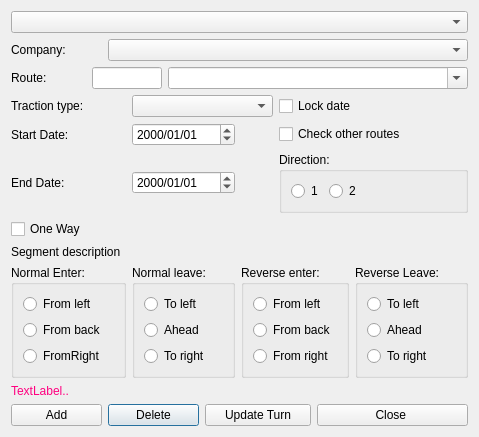
Old version of the form mapper_app/ui/routedlg.ui in the repository allenck/mapper.
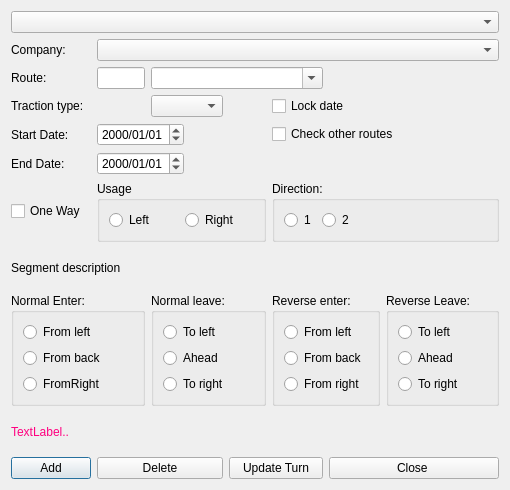
New version of the form. Custom widgets are drawn as their Qt base class.

Diff of the .ui file:
```diff
--- a/mapper_app/ui/routedlg.ui
+++ b/mapper_app/ui/routedlg.ui
@@ -6,8 +6,8 @@
    <rect>
     <x>0</x>
     <y>0</y>
-    <width>477</width>
-    <height>421</height>
+    <width>502</width>
+    <height>490</height>
    </rect>
   </property>
   <property name="font">
@@ -19,22 +19,22 @@
    <string>Dialog</string>
   </property>
   <layout class="QGridLayout" name="gridLayout">
-   <item row="4" column="3" colspan="3">
-    <widget class="QDateEdit" name="dateStart">
-     <property name="minimumDate">
-      <date>
-       <year>1752</year>
-       <month>10</month>
-       <day>16</day>
-      </date>
+   <item row="7" column="0">
+    <widget class="QCheckBox" name="cbOneWay">
+     <property name="text">
+      <string>One Way</string>
      </property>
-     <property name="displayFormat">
-      <string>yyyy/MM/dd</string>
+    </widget>
+   </item>
+   <item row="2" column="0">
+    <widget class="QLabel" name="label">
+     <property name="text">
+      <string>Route:</string>
      </property>
     </widget>
    </item>
-   <item row="5" column="7" colspan="3">
-    <widget class="QGroupBox" name="groupBox1">
+   <item row="7" column="5" colspan="3">
+    <widget class="QGroupBox" name="gbDirection">
      <property name="font">
       <font>
        <pointsize>9</pointsize>
@@ -61,88 +61,155 @@
      </layout>
     </widget>
    </item>
-   <item row="2" column="0">
-    <widget class="QLabel" name="label">
-     <property name="text">
-      <string>Route:</string>
+   <item row="1" column="1" colspan="7">
+    <widget class="QComboBox" name="cbCompany">
+     <property name="editable">
+      <bool>false</bool>
      </property>
     </widget>
    </item>
-   <item row="5" column="3" colspan="3">
-    <widget class="QDateEdit" name="dateEnd">
-     <property name="displayFormat">
-      <string>yyyy/MM/dd</string>
-     </property>
-    </widget>
+   <item row="3" column="2" colspan="2">
+    <widget class="QComboBox" name="cbTractionType"/>
    </item>
-   <item row="7" column="0" colspan="10">
-    <widget class="QLabel" name="lblSegmentText">
+   <item row="12" column="0">
+    <widget class="QPushButton" name="btnAdd">
+     <property name="toolTip">
+      <string>Add or update segment to route</string>
+     </property>
      <property name="text">
-      <string>Segment description</string>
+      <string>Add</string>
      </property>
     </widget>
    </item>
-   <item row="0" column="0" colspan="10">
+   <item row="0" column="0" colspan="8">
     <widget class="QComboBox" name="cbSegments">
      <property name="toolTip">
       <string>Select an existing route segment to update</string>
      </property>
     </widget>
    </item>
-   <item row="8" column="0" colspan="3">
-    <widget class="QGroupBox" name="groupBox2">
-     <property name="font">
-      <font>
-       <pointsize>9</pointsize>
-      </font>
-     </property>
-     <property name="toolTip">
-      <string>Select how segment is entered</string>
-     </property>
-     <property name="title">
-      <string>Normal Enter:</string>
-     </property>
-     <layout class="QVBoxLayout" name="verticalLayout">
-      <item>
-       <widget class="QRadioButton" name="rbNFromLeft">
-        <property name="text">
-         <string>From left</string>
-        </property>
-       </widget>
-      </item>
-      <item>
-       <widget class="QRadioButton" name="rbNFromBack">
-        <property name="text">
-         <string>From back</string>
-        </property>
-       </widget>
-      </item>
-      <item>
-       <widget class="QRadioButton" name="rbNFromRight">
-        <property name="text">
-         <string>FromRight</string>
-        </property>
-       </widget>
-      </item>
-     </layout>
-    </widget>
-   </item>
-   <item row="4" column="7" colspan="3">
-    <widget class="QCheckBox" name="chkOtherRoutes">
-     <property name="text">
-      <string>Check other routes</string>
-     </property>
-    </widget>
-   </item>
-   <item row="10" column="2" colspan="3">
+   <item row="12" column="1" colspan="3">
     <widget class="QPushButton" name="btnDelete">
      <property name="text">
       <string>Delete</string>
      </property>
     </widget>
    </item>
-   <item row="8" column="9">
-    <widget class="QGroupBox" name="groupBox5">
+   <item row="11" column="0">
+    <widget class="QLabel" name="lblHelpText">
+     <property name="palette">
+      <palette>
+       <active>
+        <colorrole role="WindowText">
+         <brush brushstyle="SolidPattern">
+          <color alpha="255">
+           <red>255</red>
+           <green>0</green>
+           <blue>127</blue>
+          </color>
+         </brush>
+        </colorrole>
+       </active>
+       <inactive>
+        <colorrole role="WindowText">
+         <brush brushstyle="SolidPattern">
+          <color alpha="255">
+           <red>255</red>
+           <green>0</green>
+           <blue>127</blue>
+          </color>
+         </brush>
+        </colorrole>
+       </inactive>
+       <disabled>
+        <colorrole role="WindowText">
+         <brush brushstyle="SolidPattern">
+          <color alpha="255">
+           <red>159</red>
+           <green>158</green>
+           <blue>158</blue>
+          </color>
+         </brush>
+        </colorrole>
+       </disabled>
+      </palette>
+     </property>
+     <property name="text">
+      <string>TextLabel..</string>
+     </property>
+    </widget>
+   </item>
+   <item row="4" column="0">
+    <widget class="QLabel" name="label_4">
+     <property name="text">
+      <string>Start Date:</string>
+     </property>
+    </widget>
+   </item>
+   <item row="12" column="4" colspan="2">
+    <widget class="QPushButton" name="btnUpdateTurn">
+     <property name="toolTip">
+      <string>Add or update with suggested turn info</string>
+     </property>
+     <property name="text">
+      <string>Update Turn</string>
+     </property>
+    </widget>
+   </item>
+   <item row="3" column="5" colspan="3">
+    <widget class="QCheckBox" name="chkLockDate">
+     <property name="text">
+      <string>Lock date</string>
+     </property>
+    </widget>
+   </item>
+   <item row="6" column="0">
+    <widget class="QLabel" name="label_5">
+     <property name="text">
+      <string>End Date:</string>
+     </property>
+    </widget>
+   </item>
+   <item row="10" column="2" colspan="3">
+    <widget class="QGroupBox" name="gbNormalLeave">
+     <property name="font">
+      <font>
+       <pointsize>9</pointsize>
+      </font>
+     </property>
+     <property name="toolTip">
+      <string>Select how to leave the segment</string>
+     </property>
+     <property name="title">
+      <string>Normal leave:</string>
+     </property>
+     <layout class="QVBoxLayout" name="verticalLayout_2">
+      <item>
+       <widget class="QRadioButton" name="rbNToLeft">
+        <property name="text">
+         <string>To left</string>
+        </property>
+       </widget>
+      </item>
+      <item>
+       <widget class="QRadioButton" name="rbNAhead">
+        <property name="text">
+         <string>Ahead</string>
+        </property>
+       </widget>
+      </item>
+      <item>
+       <widget class="QRadioButton" name="rbNToRight">
+        <property name="text">
+         <string>To right</string>
+        </property>
+       </widget>
+      </item>
+     </layout>
+    </widget>
+   </item>
+   <item row="10" column="7">
+    <widget class="QGroupBox" name="gbReverseLeave">
      <property name="font">
       <font>
        <pointsize>9</pointsize>
@@ -179,80 +246,15 @@
      </layout>
     </widget>
    </item>
-   <item row="3" column="3" colspan="4">
-    <widget class="QComboBox" name="cbTractionType"/>
-   </item>
-   <item row="10" column="8" colspan="2">
+   <item row="12" column="6" colspan="2">
     <widget class="QPushButton" name="btnOK">
      <property name="text">
       <string>Close </string>
      </property>
     </widget>
    </item>
-   <item row="8" column="3" colspan="3">
-    <widget class="QGroupBox" name="groupBox3">
-     <property name="font">
-      <font>
-       <pointsize>9</pointsize>
-      </font>
-     </property>
-     <property name="toolTip">
-      <string>Select how to leave the segment</string>
-     </property>
-     <property name="title">
-      <string>Normal leave:</string>
-     </property>
-     <layout class="QVBoxLayout" name="verticalLayout_2">
-      <item>
-       <widget class="QRadioButton" name="rbNToLeft">
-        <property name="text">
-         <string>To left</string>
-        </property>
-       </widget>
-      </item>
-      <item>
-       <widget class="QRadioButton" name="rbNAhead">
-        <property name="text">
-         <string>Ahead</string>
-        </property>
-       </widget>
-      </item>
-      <item>
-       <widget class="QRadioButton" name="rbNToRight">
-        <property name="text">
-         <string>To right</string>
-        </property>
-       </widget>
-      </item>
-     </layout>
-    </widget>
-   </item>
-   <item row="4" column="0" colspan="2">
-    <widget class="QLabel" name="label_4">
-     <property name="text">
-      <string>Start Date:</string>
-     </property>
-    </widget>
-   </item>
-   <item row="10" column="0" colspan="2">
-    <widget class="QPushButton" name="btnAdd">
-     <property name="toolTip">
-      <string>Add or update segment to route</string>
-     </property>
-     <property name="text">
-      <string>Add</string>
-     </property>
-    </widget>
-   </item>
-   <item row="1" column="2" colspan="8">
-    <widget class="QComboBox" name="cbCompany">
-     <property name="editable">
-      <bool>false</bool>
-     </property>
-    </widget>
-   </item>
-   <item row="8" column="6" colspan="3">
-    <widget class="QGroupBox" name="groupBox4">
+   <item row="10" column="5" colspan="2">
+    <widget class="QGroupBox" name="gbReverseEnter">
      <property name="font">
       <font>
        <pointsize>9</pointsize>
@@ -289,109 +291,130 @@
      </layout>
     </widget>
    </item>
-   <item row="1" column="0" colspan="2">
+   <item row="8" column="0" colspan="2">
+    <widget class="QLabel" name="lblSegmentText">
+     <property name="text">
+      <string>Segment description</string>
+     </property>
+    </widget>
+   </item>
+   <item row="3" column="0">
+    <widget class="QLabel" name="label_3">
+     <property name="text">
+      <string>Traction type:</string>
+     </property>
+    </widget>
+   </item>
+   <item row="1" column="0">
     <widget class="QLabel" name="label_2">
      <property name="text">
       <string>Company:</string>
      </property>
     </widget>
    </item>
-   <item row="10" column="5" colspan="3">
-    <widget class="QPushButton" name="btnUpdateTurn">
+   <item row="4" column="5" colspan="3">
+    <widget class="QCheckBox" name="chkOtherRoutes">
+     <property name="text">
+      <string>Check other routes</string>
+     </property>
+    </widget>
+   </item>
+   <item row="10" column="0" colspan="2">
+    <widget class="QGroupBox" name="gbNormalEnter">
+     <property name="font">
+      <font>
+       <pointsize>9</pointsize>
+      </font>
+     </property>
      <property name="toolTip">
       <string>Add or update with suggested turn info</string>
      </property>
-     <property name="text">
-      <string>Update Turn</string>
+     <property name="title">
+      <string>Normal Enter:</string>
      </property>
+     <layout class="QVBoxLayout" name="verticalLayout">
+      <item>
+       <widget class="QRadioButton" name="rbNFromLeft">
+        <property name="text">
+         <string>From left</string>
+        </property>
+       </widget>
+      </item>
+      <item>
+       <widget class="QRadioButton" name="rbNFromBack">
+        <property name="text">
+         <string>From back</string>
+        </property>
+       </widget>
+      </item>
+      <item>
+       <widget class="QRadioButton" name="rbNFromRight">
+        <property name="text">
+         <string>FromRight</string>
+        </property>
+       </widget>
+      </item>
+     </layout>
     </widget>
    </item>
-   <item row="5" column="0" colspan="2">
-    <widget class="QLabel" name="label_5">
-     <property name="text">
-      <string>End Date:</string>
+   <item row="7" column="1" colspan="4">
+    <widget class="QGroupBox" name="gbUsage">
+     <property name="title">
+      <string>Usage</string>
      </property>
+     <layout class="QHBoxLayout" name="horizontalLayout">
+      <item>
+       <widget class="QRadioButton" name="rbLeft">
+        <property name="text">
+         <string>Left</string>
+        </property>
+       </widget>
+      </item>
+      <item>
+       <widget class="QRadioButton" name="rbRight">
+        <property name="text">
+         <string>Right</string>
+        </property>
+       </widget>
+      </item>
+     </layout>
     </widget>
    </item>
-   <item row="9" column="0" colspan="10">
-    <widget class="QLabel" name="lblHelpText">
-     <property name="palette">
-      <palette>
-       <active>
-        <colorrole role="WindowText">
-         <brush brushstyle="SolidPattern">
-          <color alpha="255">
-           <red>255</red>
-           <green>0</green>
-           <blue>127</blue>
-          </color>
-         </brush>
-        </colorrole>
-       </active>
-       <inactive>
-        <colorrole role="WindowText">
-         <brush brushstyle="SolidPattern">
-          <color alpha="255">
-           <red>255</red>
-           <green>0</green>
-           <blue>127</blue>
-          </color>
-         </brush>
-        </colorrole>
-       </inactive>
-       <disabled>
-        <colorrole role="WindowText">
-         <brush brushstyle="SolidPattern">
-          <color alpha="255">
-           <red>159</red>
-           <green>158</green>
-           <blue>158</blue>
-          </color>
-         </brush>
-        </colorrole>
-       </disabled>
-      </palette>
+   <item row="4" column="1" colspan="2">
+    <widget class="QDateEdit" name="dateStart">
+     <property name="minimumDate">
+      <date>
+       <year>1752</year>
+       <month>10</month>
+       <day>16</day>
+      </date>
      </property>
-     <property name="text">
-      <string>TextLabel..</string>
+     <property name="displayFormat">
+      <string>yyyy/MM/dd</string>
      </property>
     </widget>
    </item>
-   <item row="2" column="1" colspan="3">
+   <item row="6" column="1" colspan="2">
+    <widget class="QDateEdit" name="dateEnd">
+     <property name="displayFormat">
+      <string>yyyy/MM/dd</string>
+     </property>
+    </widget>
+   </item>
+   <item row="2" column="1">
     <widget class="QLineEdit" name="txtRouteNbr">
      <property name="maxLength">
       <number>8</number>
      </property>
     </widget>
    </item>
-   <item row="2" column="4" colspan="6">
+   <item row="2" column="2" colspan="4">
     <widget class="CComboBox" name="cbRouteName">
      <property name="editable">
       <bool>true</bool>
      </property>
     </widget>
    </item>
-   <item row="3" column="0" colspan="2">
-    <widget class="QLabel" name="label_3">
-     <property name="text">
-      <string>Traction type:</string>
-     </property>
-    </widget>
-   </item>
-   <item row="3" column="7" colspan="3">
-    <widget class="QCheckBox" name="chkLockDate">
-     <property name="text">
-      <string>Lock date</string>
-     </property>
-    </widget>
-   </item>
-   <item row="6" column="0">
-    <widget class="QCheckBox" name="cbOneWay">
-     <property name="text">
-      <string>One Way</string>
-     </property>
-    </widget>
-   </item>
   </layout>
  </widget>
  <customwidgets>
```
Left out of the diff: 4 changed lines with no effect on the pictures.
